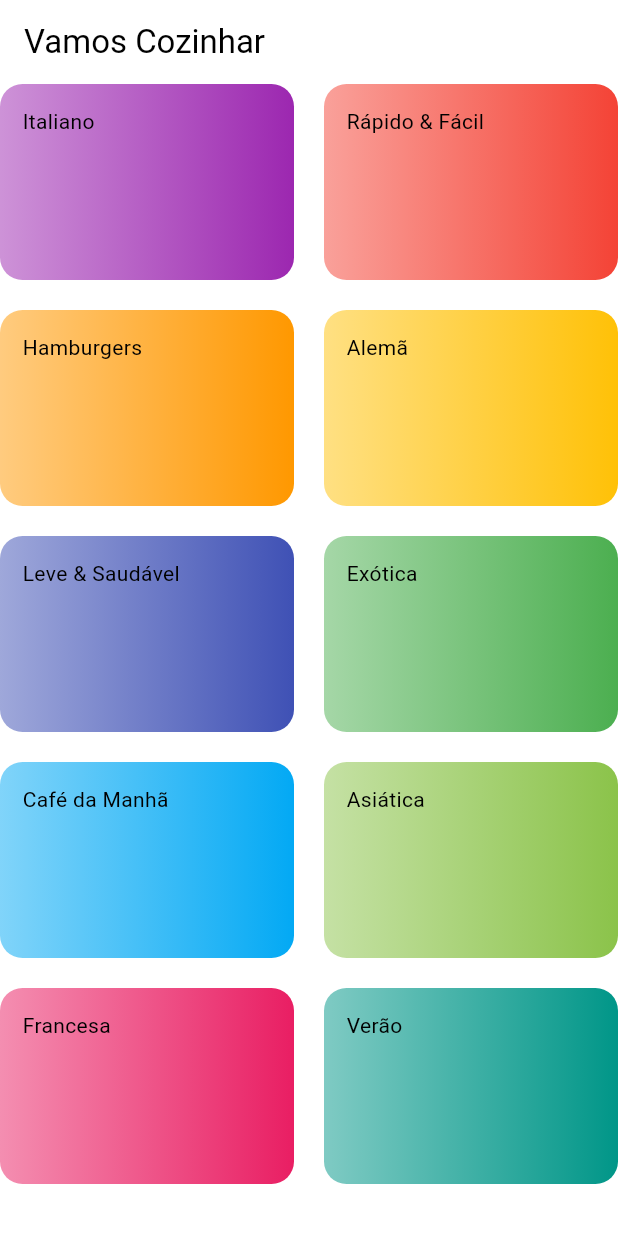
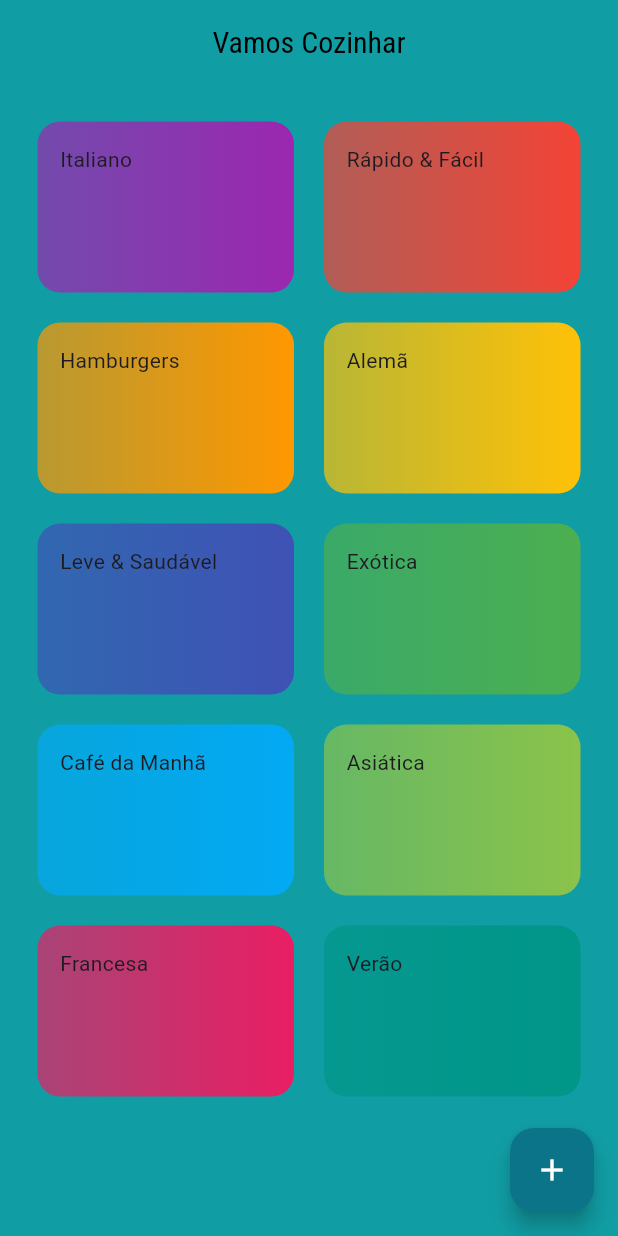
Before and after one commit to GoedertDalmolin/meals, a Flutter app: the screen it shows after launch, on a phone screen of 412 x 824 dp. Run offline on Flutter 3.47's test engine with Material 3 defaults, Android fonts, the phone set to English and light mode, and no system bars; our stand-ins replace google_fonts.

Commit message:
added project theme.

```diff
--- a/lib/components/category_item.dart
+++ b/lib/components/category_item.dart
@@ -16,7 +16,7 @@ class CategoryItem extends StatelessWidget {
           begin: Alignment.topLeft,
           end: Alignment.topRight,
           colors: [
-            category.color.withOpacity(0.5),
+            category.color.withOpacity(0.7),
             category.color,
           ],
         ),
--- a/lib/screens/category_screen.dart
+++ b/lib/screens/category_screen.dart
@@ -1,4 +1,3 @@
-
 import 'package:flutter/material.dart';
 import 'package:meals/components/category_item.dart';
 import 'package:meals/data/dummy_data.dart';
@@ -10,9 +9,20 @@ class CategoriesScreen extends StatelessWidget {
   Widget build(BuildContext context) {
     return Scaffold(
       appBar: AppBar(
-        title: Text("Vamos Cozinhar"),
+        centerTitle: true,
+        title: Text(
+          "Vamos Cozinhar",
+          style: Theme.of(context).textTheme.titleLarge,
+        ),
+      ),
+      floatingActionButton: FloatingActionButton(
+        child: Icon(Icons.add),
+        onPressed: () {
+
+        },
       ),
       body: GridView(
+        padding: const EdgeInsets.all(25),
         gridDelegate: const SliverGridDelegateWithMaxCrossAxisExtent(
           maxCrossAxisExtent: 200,
           childAspectRatio: 3 / 2,
```
Also changed, not shown: lib/data/colors.dart (added, +32 -0 lines), lib/main.dart (+16 -1 lines), pubspec.yaml (+5 -67 lines), assets/meals_pallet.png (added), pubspec.lock, 1 other file.
